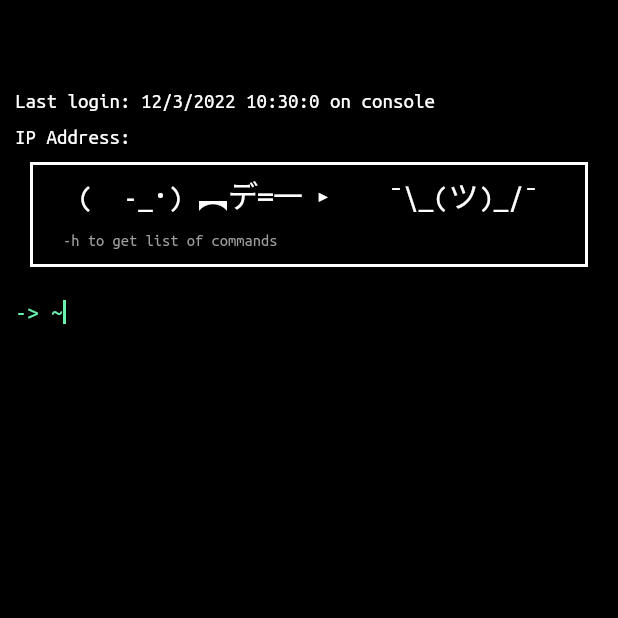
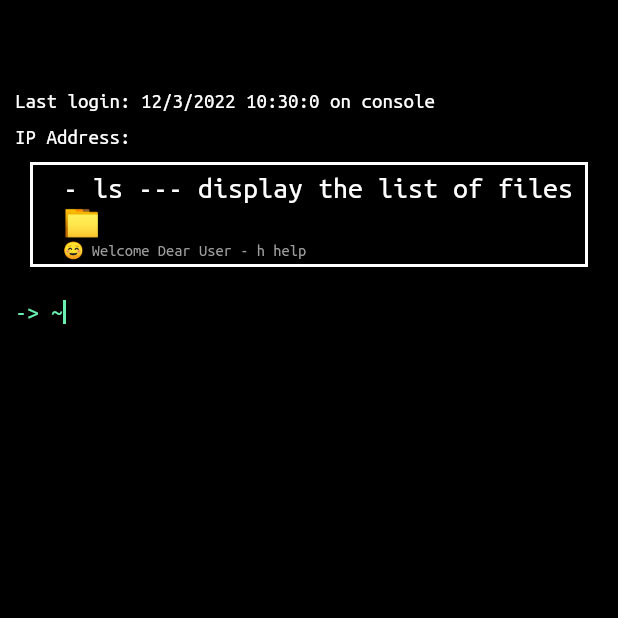
Before and after one commit to JordyHers/flutter_terminal, a Flutter app: the screen it shows after launch, on a phone screen of 412 x 824 dp, the top half of it. Run offline on Flutter 3.47's test engine with Material 2 defaults, Android fonts, the light colour scheme and no system bars; our stand-ins replace contacts_service, device_info_plus, permission_handler, shared_preferences; missing offline and left inert: dart_ipify, flutter_simple_calculator.

Commit message:
Animated text HomePage fixed

```diff
--- a/lib/constants/strings.dart
+++ b/lib/constants/strings.dart
@@ -7,6 +7,7 @@ final service = Service();
 final repository = Repository();
 List<String?> past = [];
 List<String> contacts = [];
+String homePageCurrentTitle = '☺️ Welcome Dear User';
 String text = '';
 String ip = '';
 String model = '';
@@ -75,8 +76,22 @@ class Strings{
 
 
   ///_____________UI________________
-  static final header = " (　-_･) ︻デ═一 ▸    ¯\\_(ツ)_/¯";
-  static final headerText = '-h to get list of commands';
+  static final headers =[" (　-_･) ︻デ═一 ▸    ¯\\_(ツ)_/¯", ' - Press h to see all Commands ⛺️ ',
+      "- ls --- display the list of files 📁",
+      "- clc --- open calculator ✖️",
+      "- cd --- enter a folder 🗂 ",
+      "- cts --- display contacts 🙎🏾‍",
+      "- msg --- send message  💬",
+      "- not --- take notes 📝 ",
+      "- jks --- Find the best jokes ever  🥳",
+      "- clear --- clear terminal 🆑 ",
+      "- set --- settings of the app ⌥",
+      "- get-m --- display messages 🗃",
+      "- get-n --- display notes 📬",
+
+
+  ] ;
+  static final headerText = '☺️ Welcome Dear User - h help';
 
 
 
--- a/lib/views/home_page.dart
+++ b/lib/views/home_page.dart
@@ -19,13 +19,20 @@ class _HomePageState extends State<HomePage> {
   DateTime dt = new DateTime.now();
   final input = TextEditingController();
   final controller = StreamController<String>();
+  var randomTitle = (Strings.headers.toList()..shuffle()).last;
   List<Jokes>? fetchJokes = [];
-
+  Timer? timer;
 
 
   @override
   void initState() {
     super.initState();
+    timer = Timer.periodic(Duration(seconds: 5), (_) {
+      setState(() {
+        getTitle();
+        print('New title requested');
+      });
+    });
     service.getPhoneModelAndroid().then((value) => model = value!);
     //service.getJokesFromApi().then((value) => fetchJokes = value.cast<Jokes>());
     repository.getContacts().then((value) {
@@ -33,11 +40,20 @@ class _HomePageState extends State<HomePage> {
         (element) {
           contacts.add(element.displayName!);
           element.displayName!;
-          print(element.displayName);
+
         },
       );
     });
   }
+
+  @override
+  void dispose() {
+    timer?.cancel();
+  }
+
+
+
+
 
   Future<void> submit(TextEditingController input) async {
    var result = await repository.handleRequest(input);
@@ -58,9 +74,9 @@ class _HomePageState extends State<HomePage> {
           scrollDirection: Axis.vertical,
           physics: ScrollPhysics(parent: AlwaysScrollableScrollPhysics()),
           child: FutureBuilder(
-              future: service.getIpAddress().then((value) => ip = value),
-              builder: (context, AsyncSnapshot<String> snapshot) {
-                return Container(
+              future: Future.wait([service.getIpAddress().then((value) => ip = value), getTitle()]) ,
+              builder: (context, AsyncSnapshot<List<String>> snapshot) {
+                return  Container(
                         padding: EdgeInsets.all(10),
                         margin: EdgeInsets.only(top: 50),
                         child: Column(
@@ -88,7 +104,7 @@ class _HomePageState extends State<HomePage> {
                                   crossAxisAlignment: CrossAxisAlignment.start,
                                   children: [
                                     Text(
-                                  Strings.header,
+                                      homePageCurrentTitle,
                                       style: TextStyle(
                                           color: Colors.white, fontSize: 20),
                                     ),
@@ -163,7 +179,15 @@ class _HomePageState extends State<HomePage> {
                                         TextStyle(color: Colors.greenAccent)),
                               ),
                             ]));
+
+
               })),
     );
   }
+
+  Future<String> getTitle() async {
+    final titles = Strings.headers;
+     homePageCurrentTitle  = (titles.toList()..shuffle()).first;
+    return homePageCurrentTitle;
   }
+}
```
Also changed, not shown: 2 other files. Lines whose indentation alone changed are shown as unchanged.
